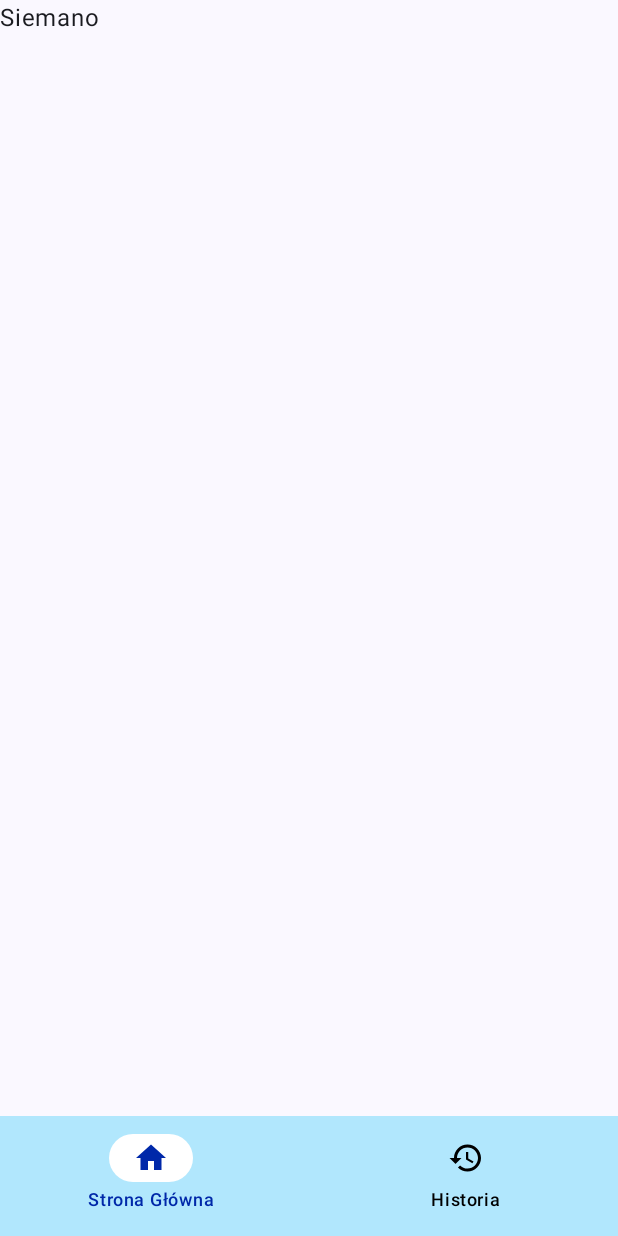
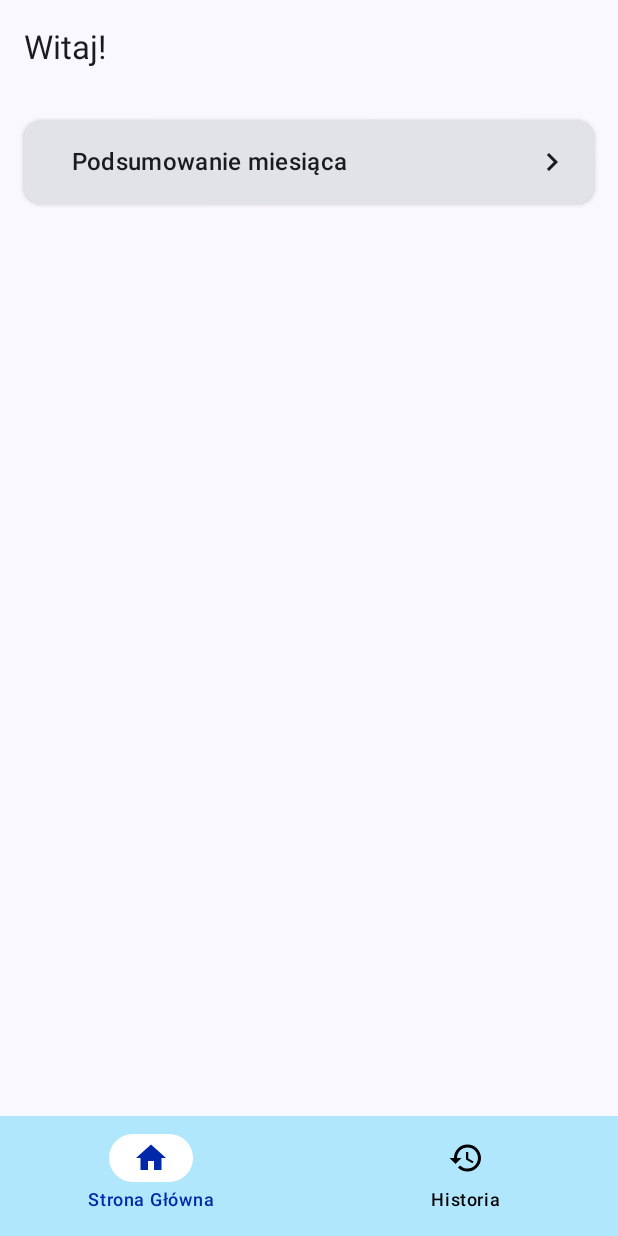
Before and after one commit to Wh1tEW0lf13/Grzaniec, an Android app built with Jetpack Compose: the screen it shows after launch (MainActivity), on a phone screen of 412 x 824 dp. Run offline under Robolectric (Android 15) with nearby library versions, the phone set to English and light mode, and no system bars.

Commit message:
dodano widok wykresu, narazie na mockupach

```diff
--- a/app/build.gradle.kts
+++ b/app/build.gradle.kts
@@ -59,4 +59,5 @@ dependencies {
     implementation(libs.androidx.room.runtime)
     implementation(libs.androidx.room.ktx)
     ksp(libs.androidx.room.compiler)
+    implementation("com.github.PhilJay:MPAndroidChart:v3.1.0")
 }
--- a/app/src/main/java/com/example/grzeniec/Home.kt
+++ b/app/src/main/java/com/example/grzeniec/Home.kt
@@ -1,8 +1,45 @@
 package com.example.grzeniec
+import androidx.compose.foundation.layout.Arrangement
+import androidx.compose.foundation.layout.Column
+import androidx.compose.foundation.layout.PaddingValues
+import androidx.compose.foundation.layout.fillMaxSize
+import androidx.compose.foundation.layout.padding
+import androidx.compose.foundation.lazy.LazyColumn
+import androidx.compose.foundation.lazy.items
+import androidx.compose.material3.ExperimentalMaterial3Api
+import androidx.compose.material3.Scaffold
 import androidx.compose.material3.Text
+import androidx.compose.material3.TopAppBar
 import androidx.compose.runtime.Composable
+import com.example.grzeniec.ui.components.BigButton
+import androidx.compose.ui.Modifier
+import androidx.compose.ui.unit.dp
 
+@OptIn(ExperimentalMaterial3Api::class)
 @Composable
-fun Home(onNavigateToProfile: () -> Unit){
-    Text("Siemano")
+fun Home(
+    onNavigateToProfile: () -> Unit = {},
+    onNavigateToCharts: () -> Unit = {}
+) {
+    Scaffold(
+        topBar = {
+            TopAppBar(
+                title = { Text("Witaj!") }
+            )
+        }
+    ) { paddingValues ->
+        Column(
+            modifier = Modifier
+                .fillMaxSize()
+                .padding(paddingValues)
+                .padding(16.dp)
+        ) {
+            BigButton(
+                title = "Podsumowanie miesiąca",
+                onClick = {
+                    onNavigateToCharts()
+                }
+            )
+        }
+    }
 }
--- a/app/src/main/java/com/example/grzeniec/MainActivity.kt
+++ b/app/src/main/java/com/example/grzeniec/MainActivity.kt
@@ -75,6 +75,8 @@ fun ScaffoldView() {
             composable("home") {
                 Home(onNavigateToProfile = {
                     navController.navigate("home")
+                }, onNavigateToCharts = {
+                        navController.navigate("chart_page")
                 })
             }
             composable("history") {
@@ -89,6 +91,15 @@ fun ScaffoldView() {
                     }
                 )
             }
+
+            composable("chart_page") {
+                ChartPage(
+                    onNavigateBack = {
+                        navController.popBackStack()
+                    }
+                )
+            }
+
             composable(
                 route = "details/{title}/{category}/{date}/{amount}",
                 arguments = listOf(
--- /dev/null
+++ b/app/src/main/java/com/example/grzeniec/ui/components/BigButton.kt
@@ -0,0 +1,58 @@
+package com.example.grzeniec.ui.components
+
+import androidx.compose.foundation.clickable
+import androidx.compose.foundation.layout.Column
+import androidx.compose.foundation.layout.Row
+import androidx.compose.foundation.layout.Spacer
+import androidx.compose.foundation.layout.fillMaxWidth
+import androidx.compose.foundation.layout.padding
+import androidx.compose.foundation.layout.width
+import androidx.compose.material.icons.Icons
+import androidx.compose.material.icons.automirrored.filled.KeyboardArrowRight
+import androidx.compose.material.icons.filled.ShoppingCart
+import androidx.compose.material3.Card
+import androidx.compose.material3.CardDefaults
+import androidx.compose.material3.Icon
+import androidx.compose.material3.MaterialTheme
+import androidx.compose.material3.Text
+import androidx.compose.runtime.Composable
+import androidx.compose.ui.Alignment
+import androidx.compose.ui.Modifier
+import androidx.compose.ui.tooling.preview.Preview
+import androidx.compose.ui.unit.dp
+import com.example.grzeniec.ui.theme.GrzeniecTheme
+
+@Composable
+fun BigButton(
+    title: String,
+    onClick: () -> Unit = {}
+) {
+    Card(
+        modifier = Modifier
+            .fillMaxWidth()
+            .clickable { onClick() },
+        elevation = CardDefaults.cardElevation(defaultElevation = 2.dp)
+    ) {
+        Row(
+            modifier = Modifier
+                .fillMaxWidth()
+                .padding(16.dp),
+            verticalAlignment = Alignment.CenterVertically
+        ) {
+
+            Spacer(modifier = Modifier.width(16.dp))
+
+            Column(modifier = Modifier.weight(1f)) {
+                Text(
+                    text = title,
+                    style = MaterialTheme.typography.titleMedium
+                )
+            }
+
+            Icon(
+                imageVector = Icons.AutoMirrored.Filled.KeyboardArrowRight,
+                contentDescription = null
+            )
+        }
+    }
+}
--- a/app/src/main/java/com/example/grzeniec/ui/theme/Color.kt
+++ b/app/src/main/java/com/example/grzeniec/ui/theme/Color.kt
@@ -7,6 +7,10 @@ val NavigatorBarLight = Color(0xFFB1E7FD)
 val NavSelectedColor = Color(0xFF0028A9)
 val NavUnselectedColor = Color.Black
 val NavIndicatorColor = Color(0xFFFFFFFF)
+
+val ChartBlue = Color(0xFF5A9BE1)
+val ChartPink = Color(0xFFBD5AE1)
+val ChartGreen = Color(0xFF7EE15A)
 
 @Composable
 fun navigationBarItemColors(): NavigationBarItemColors{
--- a/settings.gradle.kts
+++ b/settings.gradle.kts
@@ -1,3 +1,6 @@
+import org.gradle.kotlin.dsl.maven
+import org.gradle.kotlin.dsl.repositories
+
 pluginManagement {
     repositories {
         google {
@@ -19,6 +22,7 @@ dependencyResolutionManagement {
     repositories {
         google()
         mavenCentral()
+        maven { url = uri("https://jitpack.io") }
     }
 }
 
```
Also changed, not shown: app/src/main/java/com/example/grzeniec/ChartPage.kt (added, +270 -0 lines).
